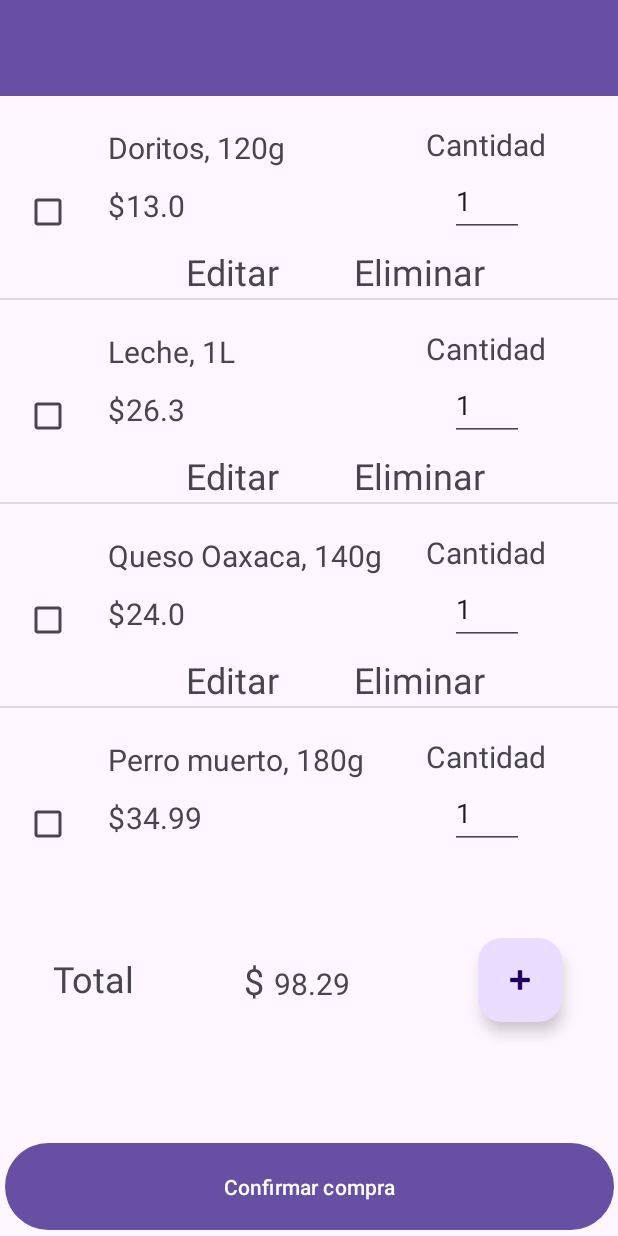
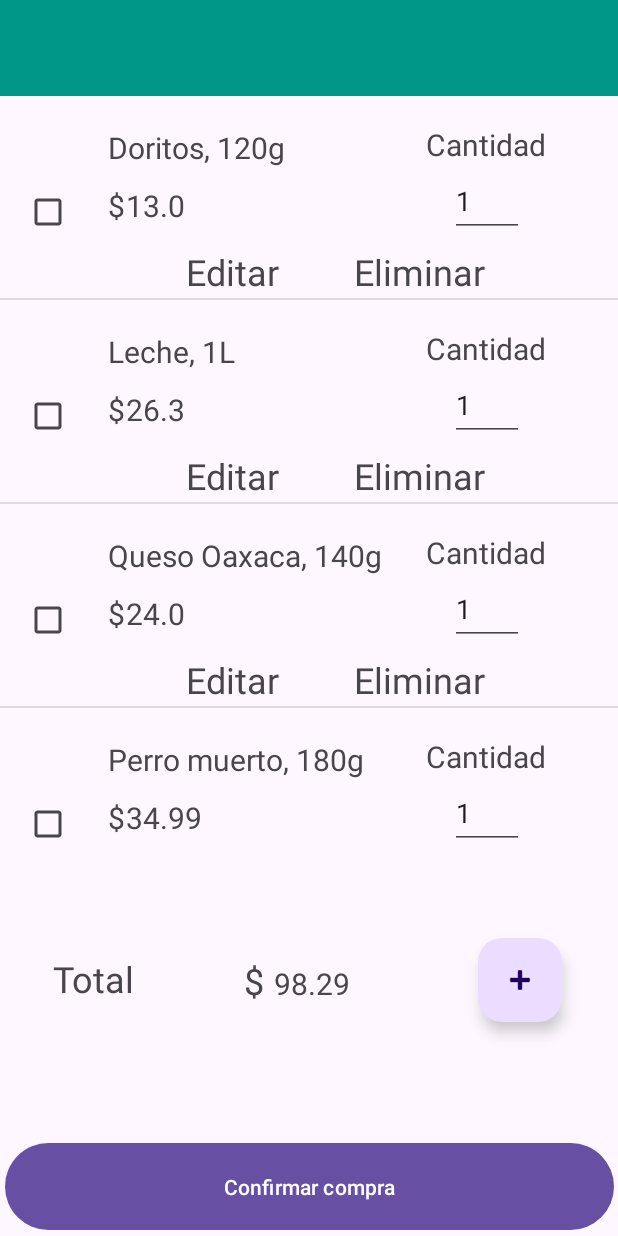
Before and after one commit to UlisesRS1/AppShopList, an Android app: the screen it shows after launch (MainActivity), on a phone screen of 412 x 824 dp. Run offline under Robolectric (Android 15) with nearby library versions, the phone set to English and light mode, and no system bars.

Commit message:
agregacion de diseño estetico

```diff
--- a/app/src/main/res/layout/activity_add_product.xml
+++ b/app/src/main/res/layout/activity_add_product.xml
@@ -16,7 +16,7 @@
             android:id="@+id/materialToolbar3"
             android:layout_width="match_parent"
             android:layout_height="wrap_content"
-            android:background="?attr/colorPrimary"
+            android:background="@color/design_default_color_secondary_variant"
             android:minHeight="?attr/actionBarSize"
             android:theme="?attr/actionBarTheme" />
 
--- a/app/src/main/res/layout/activity_main.xml
+++ b/app/src/main/res/layout/activity_main.xml
@@ -18,7 +18,7 @@
             android:id="@+id/mtToolBar"
             android:layout_width="match_parent"
             android:layout_height="wrap_content"
-            android:background="?attr/colorPrimary"
+            android:background="#009688"
             android:minHeight="?attr/actionBarSize"
             android:theme="?attr/actionBarTheme" />
 
@@ -141,6 +141,7 @@
         android:layout_width="406dp"
         android:layout_height="66dp"
         android:text="Confirmar compra"
+        android:textColorLink="#009688"
         app:layout_constraintBottom_toBottomOf="parent"
         app:layout_constraintEnd_toEndOf="parent"
         app:layout_constraintStart_toStartOf="parent" />
```
